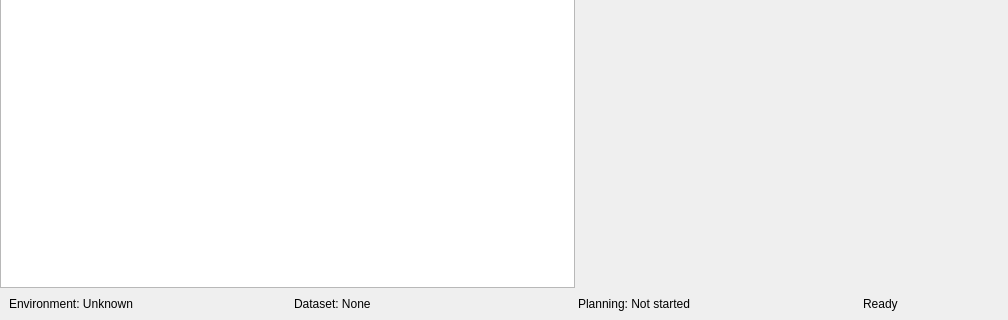
sticholas/pyforestscan-qgis, file pyforestscan_qgis/ui/forms/mission_control.ui: the form before one commit; both pictures show x 0 to 1008 and y 440 to 760 of the 1150 by 760 pixel window.
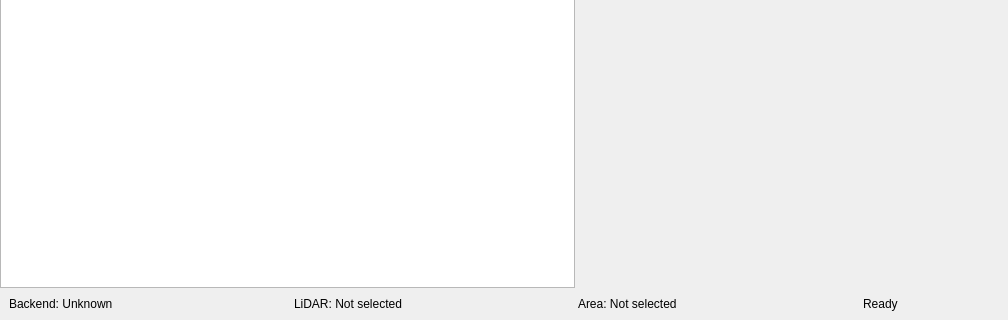
The form after the commit.

What changed in the file:
```diff
--- a/pyforestscan_qgis/ui/forms/mission_control.ui
+++ b/pyforestscan_qgis/ui/forms/mission_control.ui
@@ -40,9 +40,9 @@
    <item>
     <widget class="QFrame" name="statusFrame">
      <layout class="QHBoxLayout" name="statusLayout">
-      <item><widget class="QLabel" name="environmentStatusLabel"><property name="text"><string>Environment: Unknown</string></property></widget></item>
-      <item><widget class="QLabel" name="datasetStatusLabel"><property name="text"><string>Dataset: None</string></property></widget></item>
-      <item><widget class="QLabel" name="planningStatusLabel"><property name="text"><string>Planning: Not started</string></property></widget></item>
+      <item><widget class="QLabel" name="environmentStatusLabel"><property name="text"><string>Backend: Unknown</string></property></widget></item>
+      <item><widget class="QLabel" name="datasetStatusLabel"><property name="text"><string>LiDAR: Not selected</string></property></widget></item>
+      <item><widget class="QLabel" name="planningStatusLabel"><property name="text"><string>Area: Not selected</string></property></widget></item>
       <item><widget class="QLabel" name="readyStatusLabel"><property name="text"><string>Ready</string></property></widget></item>
      </layout>
     </widget>
```
